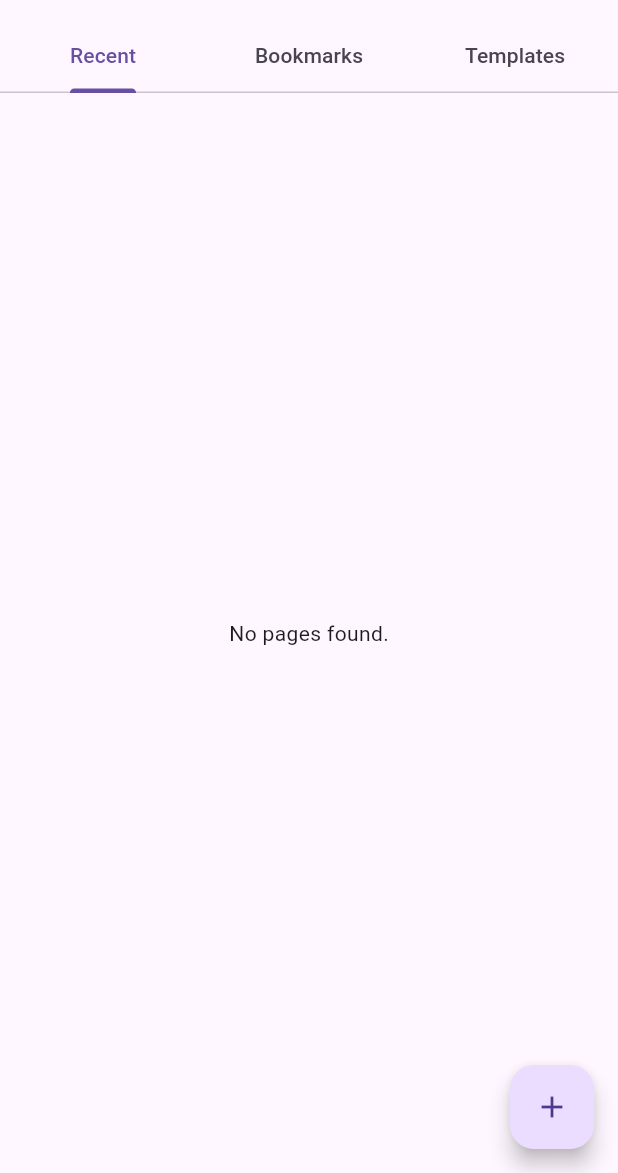
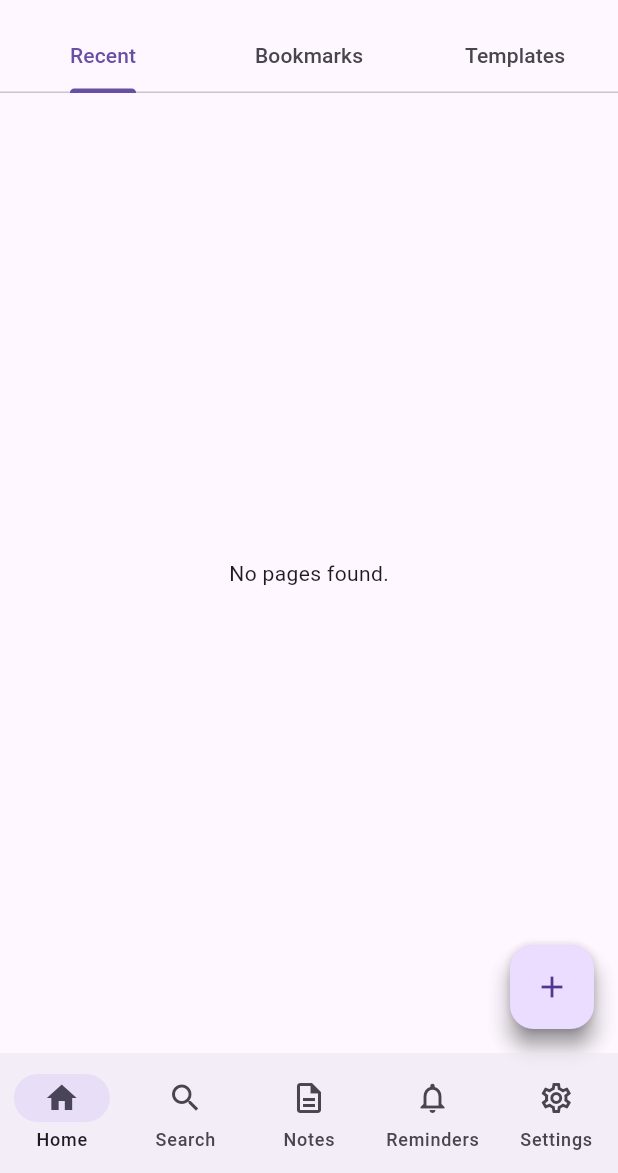
Before and after one commit to Himanshu-Bhundere/Ketion, a Flutter app: the screen it shows after launch, on a phone screen of 412 x 824 dp, the part 63-1236 px from its top. Run offline on Flutter 3.47's test engine with Material 3 defaults, Android fonts, the light colour scheme and no system bars; our stand-ins replace drift, file_picker, flutter_local_notifications, flutter_riverpod, flutter_secure_storage, freezed_annotation and 8 more; missing offline and left inert: desktop_drop, googleapis, home_widget, sqlite3, workmanager; accounts and stored records are empty; generated files the repository leaves out were written again; statements that could not run were skipped.

Commit message:
Implement cross-platform navigation shells and routing

```diff
--- /dev/null
+++ b/lib/core/presentation/widgets/app_shell.dart
@@ -0,0 +1,37 @@
+import 'package:flutter/material.dart';
+import 'package:go_router/go_router.dart';
+import 'package:ketion/core/theme/breakpoints.dart';
+import 'mobile_navigation.dart';
+import 'tablet_workspace.dart';
+import 'desktop_workspace.dart';
+import 'global_overlay_layer.dart';
+
+class AppShell extends StatelessWidget {
+  final StatefulNavigationShell navigationShell;
+
+  const AppShell({
+    super.key,
+    required this.navigationShell,
+  });
+
+  @override
+  Widget build(BuildContext context) {
+    final width = MediaQuery.sizeOf(context).width;
+
+    Widget shell;
+    if (width >= AppBreakpoints.expanded) {
+      // Three pane layout, independent of mobile branches
+      shell = const DesktopWorkspace();
+    } else if (width >= AppBreakpoints.medium) {
+      // Two pane layout
+      shell = TabletWorkspace(navigationShell: navigationShell);
+    } else {
+      // Compact layout
+      shell = MobileNavigation(navigationShell: navigationShell);
+    }
+
+    return GlobalOverlayLayer(
+      child: shell,
+    );
+  }
+}
--- /dev/null
+++ b/lib/core/presentation/widgets/global_overlay_layer.dart
@@ -0,0 +1,18 @@
+import 'package:flutter/material.dart';
+
+class GlobalOverlayLayer extends StatelessWidget {
+  final Widget child;
+
+  const GlobalOverlayLayer({super.key, required this.child});
+
+  @override
+  Widget build(BuildContext context) {
+    // TODO: Connect to sync state provider
+    return Stack(
+      children: [
+        child,
+        // Offline sync states can be displayed here
+      ],
+    );
+  }
+}
--- /dev/null
+++ b/lib/core/presentation/widgets/mobile_navigation.dart
@@ -0,0 +1,37 @@
+import 'package:flutter/material.dart';
+import 'package:go_router/go_router.dart';
+
+class MobileNavigation extends StatelessWidget {
+  final StatefulNavigationShell navigationShell;
+
+  const MobileNavigation({super.key, required this.navigationShell});
+
+  @override
+  Widget build(BuildContext context) {
+    return Scaffold(
+      body: navigationShell,
+      bottomNavigationBar: NavigationBar(
+        selectedIndex: navigationShell.currentIndex,
+        onDestinationSelected: (index) {
+          navigationShell.goBranch(
+            index,
+            initialLocation: index == navigationShell.currentIndex,
+          );
+        },
+        destinations: const [
+          NavigationDestination(icon: Icon(Icons.home_outlined), selectedIcon: Icon(Icons.home), label: 'Home'),
+          NavigationDestination(icon: Icon(Icons.search_outlined), selectedIcon: Icon(Icons.search), label: 'Search'),
+          NavigationDestination(icon: Icon(Icons.description_outlined), selectedIcon: Icon(Icons.description), label: 'Notes'),
+          NavigationDestination(icon: Icon(Icons.notifications_outlined), selectedIcon: Icon(Icons.notifications), label: 'Reminders'),
+          NavigationDestination(icon: Icon(Icons.settings_outlined), selectedIcon: Icon(Icons.settings), label: 'Settings'),
+        ],
+      ),
+      floatingActionButton: FloatingActionButton(
+        onPressed: () {
+          // TODO: Open FAB creation menu
+        },
+        child: const Icon(Icons.add),
+      ),
+    );
+  }
+}
--- a/lib/core/router/app_router.dart
+++ b/lib/core/router/app_router.dart
@@ -1,31 +1,80 @@
+import 'package:flutter/material.dart';
 import 'package:go_router/go_router.dart';
 import 'package:ketion/core/router/routes.dart';
+import 'package:ketion/core/presentation/widgets/app_shell.dart';
 import 'package:ketion/features/home/presentation/pages/home_page.dart';
 import 'package:ketion/features/editor/presentation/pages/editor_page.dart';
 import 'package:ketion/features/search/presentation/pages/search_page.dart';
 import 'package:ketion/features/settings/presentation/pages/settings_page.dart';
+import 'package:ketion/features/pages/presentation/pages/notes_page.dart';
+import 'package:ketion/features/reminders/presentation/pages/reminders_page.dart';
+
+final _rootNavigatorKey = GlobalKey<NavigatorState>();
 
 final appRouter = GoRouter(
+  navigatorKey: _rootNavigatorKey,
   initialLocation: Routes.home,
   routes: [
+    StatefulShellRoute.indexedStack(
+      builder: (context, state, navigationShell) {
+        return AppShell(navigationShell: navigationShell);
+      },
+      branches: [
+        // Home Branch
+        StatefulShellBranch(
+          routes: [
+            GoRoute(
+              path: Routes.home,
+              builder: (context, state) => const HomePage(),
+            ),
+          ],
+        ),
+        // Search Branch
+        StatefulShellBranch(
+          routes: [
+            GoRoute(
+              path: Routes.search,
+              builder: (context, state) => const SearchPage(),
+            ),
+          ],
+        ),
+        // Notes Branch
+        StatefulShellBranch(
+          routes: [
+            GoRoute(
+              path: Routes.notes,
+              builder: (context, state) => const NotesPage(),
+            ),
+          ],
+        ),
+        // Reminders Branch
+        StatefulShellBranch(
+          routes: [
+            GoRoute(
+              path: Routes.reminders,
+              builder: (context, state) => const RemindersPage(),
+            ),
+          ],
+        ),
+        // Settings Branch
+        StatefulShellBranch(
+          routes: [
+            GoRoute(
+              path: Routes.settings,
+              builder: (context, state) => const SettingsPage(),
+            ),
+          ],
+        ),
+      ],
+    ),
+    // Routes outside the shell, or independent
     GoRoute(
-      path: Routes.home,
-      builder: (context, state) => const HomePage(),
-    ),
-    GoRoute(
+      parentNavigatorKey: _rootNavigatorKey,
       path: Routes.editor,
       builder: (context, state) {
         final pageId = state.pathParameters['pageId']!;
         return EditorPage(pageId: pageId);
       },
     ),
-    GoRoute(
-      path: Routes.search,
-      builder: (context, state) => const SearchPage(),
-    ),
-    GoRoute(
-      path: Routes.settings,
-      builder: (context, state) => const SettingsPage(),
-    ),
   ],
 );
--- a/lib/core/router/routes.dart
+++ b/lib/core/router/routes.dart
@@ -1,7 +1,11 @@
 class Routes {
-  static const String home = '/';
+  static const String root = '/';
+
+  static const String home = '/home';
+  static const String search = '/search';
+  static const String notes = '/notes';
+  static const String reminders = '/reminders';
+  static const String settings = '/settings';
 
   static const String editor = '/editor/:pageId';
-  static const String search = '/search';
-  static const String settings = '/settings';
 }
--- /dev/null
+++ b/lib/features/widgets/data/services/widget_service_factory.dart
@@ -0,0 +1,3 @@
+export 'widget_service_unsupported.dart'
+    if (dart.library.ffi) 'widget_service_native.dart'
+    if (dart.library.js_interop) 'widget_service_web.dart';
--- a/lib/features/widgets/data/services/widget_service_impl.dart
+++ b/lib/features/widgets/data/services/widget_service_native.dart
@@ -117,3 +117,5 @@ class WidgetServiceImpl implements WidgetService {
     }
   }
 }
+
+WidgetService getWidgetService(dynamic db) => WidgetServiceImpl(db as AppDatabase);
--- /dev/null
+++ b/lib/features/widgets/data/services/widget_service_unsupported.dart
@@ -0,0 +1,5 @@
+import 'package:ketion/features/widgets/domain/services/widget_service.dart';
+
+WidgetService getWidgetService(dynamic db) {
+  throw UnsupportedError('WidgetService is not supported on this platform.');
+}
--- a/lib/features/widgets/presentation/providers/widget_providers.dart
+++ b/lib/features/widgets/presentation/providers/widget_providers.dart
@@ -1,12 +1,12 @@
 import 'package:flutter_riverpod/flutter_riverpod.dart';
 import 'package:ketion/core/database/app_database.dart';
-import 'package:ketion/features/widgets/data/services/widget_service_impl.dart';
+import 'package:ketion/features/widgets/data/services/widget_service_factory.dart';
 import 'package:ketion/features/widgets/domain/services/widget_service.dart';
 import 'package:ketion/features/widgets/domain/usecases/update_widgets_usecase.dart';
 
 final widgetServiceProvider = Provider<WidgetService>((ref) {
   final db = ref.watch(appDatabaseProvider);
-  return WidgetServiceImpl(db);
+  return getWidgetService(db);
 });
 
 final updateWidgetsUseCaseProvider = Provider<UpdateWidgetsUseCase>((ref) {
```
Also changed, not shown: lib/core/presentation/widgets/desktop_workspace.dart (added, +64 -0 lines), lib/core/presentation/widgets/skeleton_loader.dart (added, +26 -0 lines), lib/core/presentation/widgets/tablet_workspace.dart (added, +51 -0 lines), lib/features/widgets/data/services/widget_service_web.dart (added, +24 -0 lines), 1 other file.
